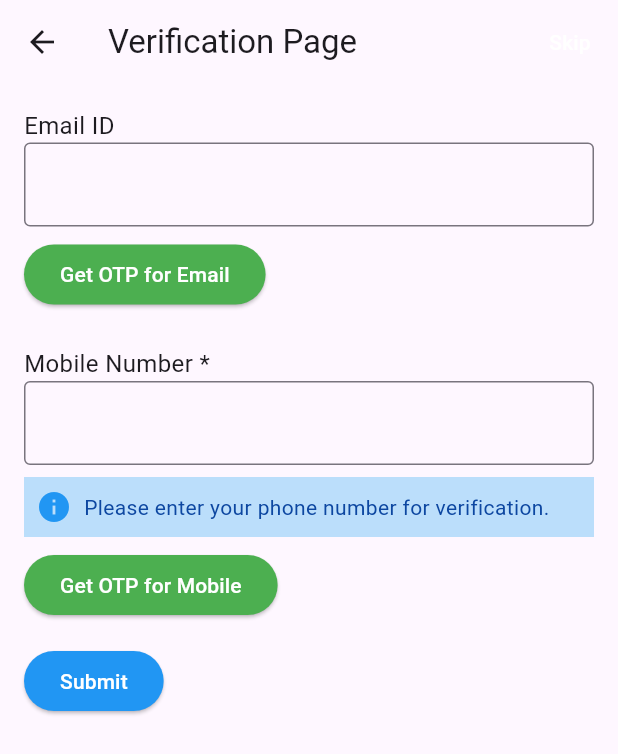
After one commit to adi99304/DigiSetu, a Flutter app: the SubsidySimulation4 screen opened by its route, on a phone screen of 412 x 824 dp. The commit adds this screen. Shown: the top 754 px of the screen. Run offline on Flutter 3.47's test engine with Material 3 defaults, Android fonts, the phone set to English and light mode, and no system bars; drawn by our look-alikes of showcaseview; our stand-ins replace animate_do, carousel_slider, file_picker, shared_preferences; accounts and stored records are empty.

Commit message:
simulations

```diff
--- /dev/null
+++ b/lib/subsidy_simulation4.dart
@@ -0,0 +1,214 @@
+import 'package:flutter/material.dart';
+import 'package:showcaseview/showcaseview.dart';
+import 'package:animate_do/animate_do.dart';
+
+class SubsidySimulation4 extends StatefulWidget {
+  @override
+  _VerificationPageState createState() => _VerificationPageState();
+}
+
+class _VerificationPageState extends State<SubsidySimulation4> {
+  final _formKey = GlobalKey<FormState>();
+  final TextEditingController _emailController = TextEditingController();
+  final TextEditingController _mobileController = TextEditingController();
+  bool showError = false;
+  bool showTutorial = true;
+  bool showDemo = true;
+
+  final GlobalKey _emailKey = GlobalKey();
+  final GlobalKey _emailOTPKey = GlobalKey();
+  final GlobalKey _mobileKey = GlobalKey();
+  final GlobalKey _mobileOTPKey = GlobalKey();
+  final GlobalKey _submitKey = GlobalKey();
+
+  @override
+  void initState() {
+    super.initState();
+    WidgetsBinding.instance.addPostFrameCallback((_) {
+      if (showDemo) {
+        _playDemo();
+      }
+    });
+  }
+
+  void _playDemo() async {
+    await Future.delayed(Duration(seconds: 1));
+    ShowCaseWidget.of(context)?.startShowCase([
+      _emailKey,
+      _emailOTPKey,
+      _mobileKey,
+      _mobileOTPKey,
+      _submitKey,
+    ]);
+  }
+
+  @override
+  Widget build(BuildContext context) {
+    return ShowCaseWidget(
+      builder: (BuildContext context) => Scaffold(
+        appBar: AppBar(
+          title: Text("Verification Page"),
+          actions: [
+            if (showTutorial)
+              TextButton(
+                onPressed: () {
+                  setState(() => showTutorial = false);
+                  ShowCaseWidget.of(context).dismiss();
+                },
+                child: Text("Skip", style: TextStyle(color: Colors.white)),
+              ),
+          ],
+        ),
+        body: Padding(
+          padding: const EdgeInsets.all(16.0),
+          child: Form(
+            key: _formKey,
+            child: Column(
+              crossAxisAlignment: CrossAxisAlignment.start,
+              children: [
+                BounceInDown(
+                  child: Showcase(
+                    key: _emailKey,
+                    description:
+                        "Enter your Email ID. This should be a valid email.",
+                    child: Column(
+                      crossAxisAlignment: CrossAxisAlignment.start,
+                      children: [
+                        Text("Email ID", style: TextStyle(fontSize: 16)),
+                        TextFormField(
+                          controller: _emailController,
+                          decoration:
+                              InputDecoration(border: OutlineInputBorder()),
+                        ),
+                      ],
+                    ),
+                  ),
+                ),
+                SizedBox(height: 8),
+                FadeInLeft(
+                  child: Showcase(
+                    key: _emailOTPKey,
+                    description: "Click to receive OTP for email verification.",
+                    child: ElevatedButton(
+                      onPressed: () {},
+                      style: ElevatedButton.styleFrom(
+                          backgroundColor: Colors.green),
+                      child: Text("Get OTP for Email",
+                          style: TextStyle(color: Colors.white)),
+                    ),
+                  ),
+                ),
+                SizedBox(height: 16),
+                if (showError)
+                  FadeIn(
+                    child: Container(
+                      padding: EdgeInsets.all(8),
+                      color: Colors.red[100],
+                      child: Row(
+                        children: [
+                          Icon(Icons.info, color: Colors.red),
+                          SizedBox(width: 8),
+                          Expanded(
+                            child: Text(
+                              "Note: Mobile number verification is mandatory.",
+                              style: TextStyle(color: Colors.red),
+                            ),
+                          ),
+                        ],
+                      ),
+                    ),
+                  ),
+                SizedBox(height: 8),
+                BounceInRight(
+                  child: Showcase(
+                    key: _mobileKey,
+                    description: "Enter your 10-digit Mobile Number.",
+                    child: Column(
+                      crossAxisAlignment: CrossAxisAlignment.start,
+                      children: [
+                        Text("Mobile Number *", style: TextStyle(fontSize: 16)),
+                        TextFormField(
+                          controller: _mobileController,
+                          decoration:
+                              InputDecoration(border: OutlineInputBorder()),
+                          validator: (value) {
+                            if (value == null || value.isEmpty) {
+                              return 'Mobile number is required';
+                            }
+                            if (!RegExp(r'^[0-9]{10}$').hasMatch(value)) {
+                              return 'Enter a valid 10-digit mobile number';
+                            }
+                            return null;
+                          },
+                        ),
+                        SizedBox(height: 8),
+                        Container(
+                          padding: EdgeInsets.all(8),
+                          color: Colors.blue[100],
+                          child: Row(
+                            children: [
+                              Icon(Icons.info, color: Colors.blue),
+                              SizedBox(width: 8),
+                              Expanded(
+                                child: Text(
+                                  "Please enter your phone number for verification.",
+                                  style: TextStyle(color: Colors.blue[900]),
+                                ),
+                              ),
+                            ],
+                          ),
+                        ),
+                      ],
+                    ),
+                  ),
+                ),
+                SizedBox(height: 8),
+                FadeInRight(
+                  child: Showcase(
+                    key: _mobileOTPKey,
+                    description:
+                        "Click to receive OTP for mobile verification.",
+                    child: ElevatedButton(
+                      onPressed: () {
+                        setState(() {
+                          showError = _mobileController.text.isEmpty;
+                        });
+                      },
+                      style: ElevatedButton.styleFrom(
+                          backgroundColor: Colors.green),
+                      child: Text("Get OTP for Mobile",
+                          style: TextStyle(color: Colors.white)),
+                    ),
+                  ),
+                ),
+                SizedBox(height: 16),
+                BounceInUp(
+                  child: Showcase(
+                    key: _submitKey,
+                    description: "Click to submit your details.",
+                    child: ElevatedButton(
+                      onPressed: () {
+                        if (_formKey.currentState!.validate()) {
+                          ScaffoldMessenger.of(context).showSnackBar(
+                            const SnackBar(
+                                content: Text('Form submitted successfully')),
+                          );
+                          Navigator.of(context)
+                              .pushReplacementNamed('/subsidy5');
+                        }
+                      },
+                      style: ElevatedButton.styleFrom(
+                          backgroundColor: Colors.blue),
+                      child: const Text('Submit',
+                          style: TextStyle(color: Colors.white)),
+                    ),
+                  ),
+                ),
+              ],
+            ),
+          ),
+        ),
+      ),
+    );
+  }
+}
--- a/pubspec.yaml
+++ b/pubspec.yaml
@@ -39,6 +39,7 @@ dependencies:
   carousel_slider: ^5.0.0
   shared_preferences: ^2.5.1
   file_picker: ^8.3.3
+  showcaseview: ^4.0.1
 
 dev_dependencies:
   flutter_test:
```
Also changed, not shown: lib/main.dart (+13 -11 lines), lib/subsidy_simulation2.dart (+14 -0 lines), lib/subsidy_simulation3.dart (deleted, +0 -165 lines), lib/subsidy_simulation5.dart (added, +163 -0 lines), pubspec.lock.
